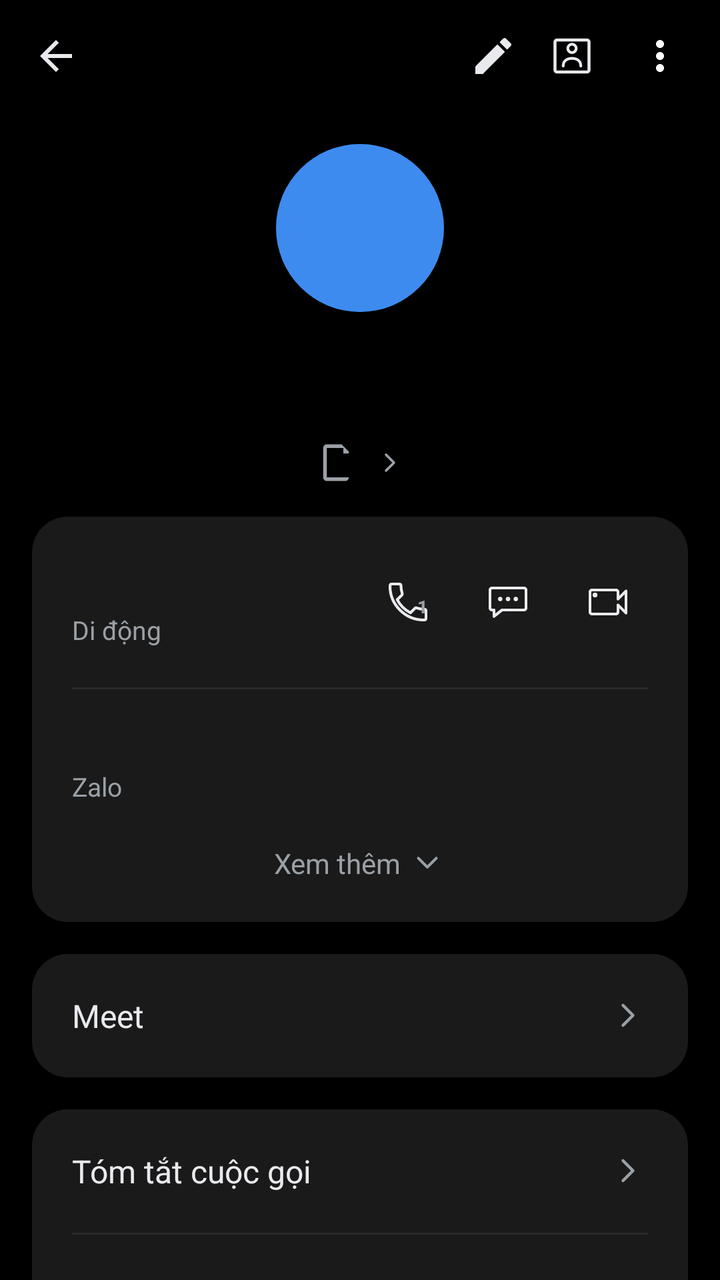
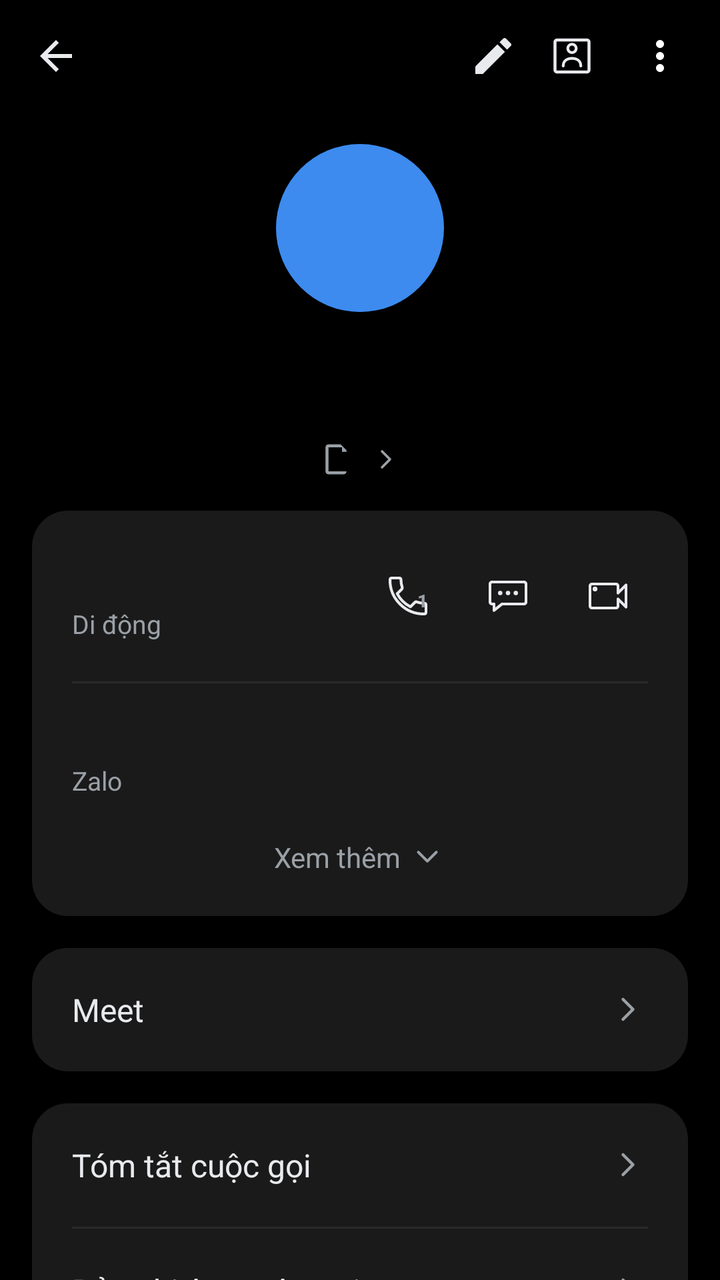

Before-and-after screenshots of an Android layout around one commit, followed by the original layout XML and the change that was made.
<!-- AndroidManifest.xml: application theme Theme.SimpleCall -->
<!-- res/layout/fragment_call_history.xml -->
<?xml version="1.0" encoding="utf-8"?>
<LinearLayout xmlns:android="http://schemas.android.com/apk/res/android"
    xmlns:app="http://schemas.android.com/apk/res-auto"
    android:layout_width="match_parent"
    android:layout_height="match_parent"
    android:orientation="vertical"
    android:background="@color/bg">

    
    <LinearLayout
        android:layout_width="match_parent" android:layout_height="56dp"
        android:orientation="horizontal" android:gravity="center_vertical"
        android:paddingStart="4dp" android:paddingEnd="8dp">

        <ImageButton android:id="@+id/btnBack"
            android:layout_width="48dp" android:layout_height="48dp"
            android:background="@android:color/transparent"
            android:src="@drawable/ic_arrow_back"
            android:contentDescription="Quay lại" />

        <Space android:layout_width="0dp" android:layout_height="1dp" android:layout_weight="1" />

        <ImageButton android:id="@+id/btnEdit"
            android:layout_width="35dp" android:layout_height="35dp"
            android:background="@android:color/transparent"
            android:src="@drawable/ic_edit"
            android:contentDescription="Sửa" />

        <ImageButton android:id="@+id/btnContactCard"
            android:layout_width="44dp" android:layout_height="44dp"
            android:background="@android:color/transparent"
            android:src="@drawable/ic_contact_card"
            android:contentDescription="Thẻ liên hệ" />

        <ImageButton android:id="@+id/btnMore"
            android:layout_width="44dp" android:layout_height="44dp"
            android:background="@android:color/transparent"
            android:src="@drawable/ic_more_vert"
            android:contentDescription="Thêm" />
    </LinearLayout>

    <ScrollView
        android:layout_width="match_parent" android:layout_height="0dp"
        android:layout_weight="1"
        android:clipToPadding="false"
        android:paddingBottom="24dp">

        <LinearLayout
            android:layout_width="match_parent" android:layout_height="wrap_content"
            android:orientation="vertical">

            
            <FrameLayout
                android:layout_width="84dp" android:layout_height="84dp"
                android:layout_gravity="center_horizontal"
                android:layout_marginTop="16dp">

                <TextView android:id="@+id/tvAvatar"
                    android:layout_width="84dp" android:layout_height="84dp"
                    android:layout_gravity="center"
                    android:background="@drawable/bg_avatar_circle"
                    android:gravity="center"
                    android:textSize="58sp" android:textColor="@color/white"
                    android:fontFamily="sans-serif-medium" />

                <ImageView android:id="@+id/ivDefaultAvatar"
                    android:layout_width="84dp" android:layout_height="84dp"
                    android:layout_gravity="center"
                    android:background="@drawable/bg_avatar_default"
                    android:src="@drawable/ic_person"
                    android:scaleType="center"
                    android:padding="21dp"
                    app:tint="@color/white"
                    android:visibility="gone"
                    android:contentDescription="@string/contact_photo" />
            </FrameLayout>

            
            <TextView android:id="@+id/tvTitle"
                android:layout_width="wrap_content" android:layout_height="wrap_content"
                android:layout_gravity="center_horizontal"
                android:layout_marginTop="16dp"
                android:layout_marginStart="32dp" android:layout_marginEnd="32dp"
                android:gravity="center"
                android:textSize="39sp" android:textStyle="bold"
                android:textColor="@color/text_primary"
                android:fontFamily="sans-serif-medium" />

            
            <LinearLayout android:id="@+id/rowSimDefault"
                android:layout_width="wrap_content" android:layout_height="wrap_content"
                android:layout_gravity="center_horizontal"
                android:layout_marginTop="-4dp"
                android:orientation="horizontal" android:gravity="center_vertical"
                android:clickable="true" android:focusable="true">

                <FrameLayout
                    android:layout_width="22dp" android:layout_height="22dp">

                    <ImageView
                        android:layout_width="22dp" android:layout_height="22dp"
                        android:src="@drawable/ic_sim_card"
                        app:tint="@color/text_secondary" />

                    <TextView android:id="@+id/tvSimBadge"
                        android:layout_width="22dp" android:layout_height="22dp"
                        android:gravity="center"
                        android:paddingTop="1dp"
                        android:textSize="11sp" android:textColor="@color/text_secondary" />
                </FrameLayout>

                <TextView android:id="@+id/tvSubtitle"
                    android:layout_width="wrap_content" android:layout_height="wrap_content"
                    android:layout_marginStart="6dp"
                    android:textSize="14sp" android:textColor="@color/text_secondary" />

                <ImageView
                    android:layout_width="16dp" android:layout_height="16dp"
                    android:layout_marginStart="2dp"
                    android:src="@drawable/ic_chevron_right" />
            </LinearLayout>

            
            <LinearLayout
                android:layout_width="match_parent" android:layout_height="wrap_content"
                android:layout_margin="16dp"
                android:orientation="vertical"
                android:background="@drawable/bg_card_rounded"
                android:padding="20dp">

                <LinearLayout
                    android:layout_width="match_parent" android:layout_height="wrap_content"
                    android:orientation="horizontal" android:gravity="center_vertical">

                    <LinearLayout
                        android:layout_width="0dp" android:layout_height="wrap_content"
                        android:layout_weight="1" android:orientation="vertical">

                        <TextView android:id="@+id/tvNumber"
                            android:layout_width="wrap_content" android:layout_height="wrap_content"
                            android:textSize="19sp" android:textColor="@color/text_primary" />

                        <TextView android:id="@+id/tvNumberType"
                            android:layout_width="wrap_content" android:layout_height="wrap_content"
                            android:layout_marginTop="2dp"
                            android:text="@string/number_type_mobile"
                            android:textSize="13sp" android:textColor="@color/text_secondary" />
                    </LinearLayout>

                    
                    <FrameLayout
                        android:layout_width="40dp"
                        android:layout_height="40dp">
                        <ImageButton android:id="@+id/btnCallRow"
                            android:layout_width="match_parent"
                            android:layout_height="match_parent"
                            android:background="@android:color/transparent"
                            android:src="@drawable/ic_call_outline"
                            android:contentDescription="@string/call" />
                        
                        <TextView
                            android:id="@+id/tvCallSimNum"
                            android:layout_width="wrap_content"
                            android:layout_height="wrap_content"
                            android:layout_gravity="top|end"
                            android:layout_marginTop="16dp"
                            android:layout_marginEnd="10dp"
                            android:text="1"
                            android:textSize="9sp"
                            android:textStyle="bold"
                            android:textColor="@color/text_secondary"
                            android:fontFamily="sans-serif-medium" />
                    </FrameLayout>

                    <ImageButton android:id="@+id/btnMessageRow"
                        android:layout_width="40dp" android:layout_height="40dp"
                        android:layout_marginStart="10dp"
                        android:background="@android:color/transparent"
                        android:src="@drawable/ic_message_outline"
                        android:contentDescription="Nhắn tin" />

                    <ImageButton android:id="@+id/btnVideoRow"
                        android:layout_width="40dp" android:layout_height="40dp"
                        android:layout_marginStart="10dp"
                        android:background="@android:color/transparent"
                        android:src="@drawable/ic_video_call_outline"
                        android:contentDescription="Video call" />
                </LinearLayout>

                <View android:id="@+id/divBeforeZalo"
                    android:layout_width="match_parent" android:layout_height="1dp"
                    android:layout_marginTop="20dp" android:layout_marginBottom="16dp"
                    android:background="@color/divider" />

                <LinearLayout android:id="@+id/rowZalo"
                    android:layout_width="match_parent" android:layout_height="wrap_content"
                    android:orientation="vertical"
                    android:clickable="true" android:focusable="true">

                    <TextView android:id="@+id/tvZalo"
                        android:layout_width="wrap_content" android:layout_height="wrap_content"
                        android:textSize="16sp" android:textColor="@color/text_primary" />

                    <TextView
                        android:layout_width="wrap_content" android:layout_height="wrap_content"
                        android:layout_marginTop="2dp"
                        android:text="Zalo"
                        android:textSize="13sp" android:textColor="@color/text_secondary" />
                </LinearLayout>

                <LinearLayout android:id="@+id/rowSeeMore"
                    android:layout_width="match_parent" android:layout_height="wrap_content"
                    android:layout_marginTop="20dp"
                    android:orientation="horizontal" android:gravity="center"
                    android:clickable="true" android:focusable="true">

                    <TextView
                        android:layout_width="wrap_content" android:layout_height="wrap_content"
                        android:text="Xem thêm"
                        android:textSize="14sp" android:textColor="@color/text_secondary" />

                    <ImageView
                        android:layout_width="18dp" android:layout_height="18dp"
                        android:layout_marginStart="4dp"
                        android:src="@drawable/ic_chevron_down" />
                </LinearLayout>
            </LinearLayout>

            
            <LinearLayout android:id="@+id/rowMeet"
                android:layout_width="match_parent" android:layout_height="wrap_content"
                android:layout_marginStart="16dp" android:layout_marginEnd="16dp"
                android:orientation="horizontal" android:gravity="center_vertical"
                android:background="@drawable/bg_card_rounded"
                android:padding="20dp"
                android:clickable="true" android:focusable="true">

                <TextView
                    android:layout_width="0dp" android:layout_height="wrap_content"
                    android:layout_weight="1"
                    android:text="Meet"
                    android:textSize="16sp" android:textColor="@color/text_primary" />

                <ImageView
                    android:layout_width="20dp" android:layout_height="20dp"
                    android:src="@drawable/ic_chevron_right" />
            </LinearLayout>

            
            <LinearLayout
                android:layout_width="match_parent" android:layout_height="wrap_content"
                android:layout_margin="16dp"
                android:orientation="vertical"
                android:background="@drawable/bg_card_rounded">

                <LinearLayout android:id="@+id/rowCallSummary"
                    android:layout_width="match_parent" android:layout_height="wrap_content"
                    android:orientation="horizontal" android:gravity="center_vertical"
                    android:padding="20dp"
                    android:clickable="true" android:focusable="true">

                    <TextView
                        android:layout_width="0dp" android:layout_height="wrap_content"
                        android:layout_weight="1"
                        android:text="Tóm tắt cuộc gọi"
                        android:textSize="16sp" android:textColor="@color/text_primary" />

                    <ImageView
                        android:layout_width="20dp" android:layout_height="20dp"
                        android:src="@drawable/ic_chevron_right" />
                </LinearLayout>

                <View
                    android:layout_width="match_parent" android:layout_height="1dp"
                    android:layout_marginStart="20dp" android:layout_marginEnd="20dp"
                    android:background="@color/divider" />

                <LinearLayout android:id="@+id/rowCallRecording"
                    android:layout_width="match_parent" android:layout_height="wrap_content"
                    android:orientation="horizontal" android:gravity="center_vertical"
                    android:padding="20dp"
                    android:clickable="true" android:focusable="true">

                    <TextView
                        android:layout_width="0dp" android:layout_height="wrap_content"
                        android:layout_weight="1"
                        android:text="Bản ghi âm cuộc gọi"
                        android:textSize="16sp" android:textColor="@color/text_primary" />

                    <ImageView
                        android:layout_width="20dp" android:layout_height="20dp"
                        android:src="@drawable/ic_chevron_right" />
                </LinearLayout>
            </LinearLayout>

            
            <LinearLayout android:id="@+id/cardAddContact"
                android:layout_width="match_parent" android:layout_height="wrap_content"
                android:layout_margin="16dp"
                android:orientation="vertical"
                android:background="@drawable/bg_card_rounded"
                android:visibility="gone">

                <LinearLayout android:id="@+id/rowCreateContact"
                    android:layout_width="match_parent" android:layout_height="wrap_content"
                    android:orientation="horizontal" android:gravity="center_vertical"
                    android:padding="20dp"
                    android:clickable="true" android:focusable="true">

                    <TextView
                        android:layout_width="0dp" android:layout_height="wrap_content"
                        android:layout_weight="1"
                        android:text="Tạo liên hệ mới"
                        android:textSize="16sp" android:textColor="@color/text_primary" />

                    <ImageView
                        android:layout_width="20dp" android:layout_height="20dp"
                        android:src="@drawable/ic_chevron_right" />
                </LinearLayout>

                <View
                    android:layout_width="match_parent" android:layout_height="1dp"
                    android:layout_marginStart="20dp" android:layout_marginEnd="20dp"
                    android:background="@color/divider" />

                <LinearLayout android:id="@+id/rowAddExisting"
                    android:layout_width="match_parent" android:layout_height="wrap_content"
                    android:orientation="horizontal" android:gravity="center_vertical"
                    android:padding="20dp"
                    android:clickable="true" android:focusable="true">

                    <TextView
                        android:layout_width="0dp" android:layout_height="wrap_content"
                        android:layout_weight="1"
                        android:text="Thêm vào liên lạc hiện có"
                        android:textSize="16sp" android:textColor="@color/text_primary" />

                    <ImageView
                        android:layout_width="20dp" android:layout_height="20dp"
                        android:src="@drawable/ic_chevron_right" />
                </LinearLayout>
            </LinearLayout>

            
            <LinearLayout
                android:layout_width="match_parent" android:layout_height="wrap_content"
                android:layout_marginStart="20dp" android:layout_marginEnd="12dp"
                android:layout_marginTop="8dp"
                android:orientation="horizontal" android:gravity="center_vertical">

                <TextView
                    android:layout_width="0dp" android:layout_height="wrap_content"
                    android:layout_weight="1"
                    android:text="Nhật ký cuộc gọi"
                    android:textSize="15sp" android:textColor="@color/text_secondary" />

                <TextView android:id="@+id/btnClearLog"
                    android:layout_width="wrap_content" android:layout_height="wrap_content"
                    android:text="Xóa"
                    android:textSize="15sp" android:textColor="@color/accent_blue"
                    android:padding="8dp"
                    android:clickable="true" android:focusable="true" />
            </LinearLayout>

            
            <LinearLayout android:id="@+id/llHistoryEntries"
                android:layout_width="match_parent" android:layout_height="wrap_content"
                android:layout_margin="16dp"
                android:orientation="vertical"
                android:background="@drawable/bg_card_rounded" />

        </LinearLayout>
    </ScrollView>
</LinearLayout>
<!-- resources referenced by this layout -->
<resources>
  <color name="accent_blue">#1A73E8</color>
  <color name="bg">#000000</color>
  <color name="divider">#2A2A2A</color>
  <color name="text_primary">#E8EAED</color>
  <color name="text_secondary">#9AA0A6</color>
  <color name="white">#FFFFFF</color>
  <!-- drawable bg_avatar_circle (drawable) -->
  <?xml version="1.0" encoding="utf-8"?>
  <shape xmlns:android="http://schemas.android.com/apk/res/android"
      android:shape="oval">
      <solid android:color="@color/avatar_purple" />
  </shape>
  <!-- drawable bg_avatar_default (drawable) -->
  <?xml version="1.0" encoding="utf-8"?>
  <shape xmlns:android="http://schemas.android.com/apk/res/android"
      android:shape="oval">
      <solid android:color="@color/accent_blue" />
  </shape>
  <!-- drawable bg_card_rounded (drawable) -->
  <?xml version="1.0" encoding="utf-8"?>
  <shape xmlns:android="http://schemas.android.com/apk/res/android"
      android:shape="rectangle">
      <solid android:color="@color/detail_card_bg" />
      <corners android:radius="18dp" />
  </shape>
  <!-- drawable ic_arrow_back (drawable) -->
  <?xml version="1.0" encoding="utf-8"?>
  <vector xmlns:android="http://schemas.android.com/apk/res/android"
      android:width="24dp" android:height="24dp"
      android:viewportWidth="24" android:viewportHeight="24">
      
      <path android:fillColor="@color/text_primary"
          android:pathData="M20,11H7.83l5.59-5.59L12,4l-8,8 8,8 1.41-1.41L7.83,13H20v-2z"/>
  </vector>
  <!-- drawable ic_edit (drawable) -->
  <?xml version="1.0" encoding="utf-8"?>
  <vector xmlns:android="http://schemas.android.com/apk/res/android"
      android:width="24dp" android:height="24dp"
      android:viewportWidth="24" android:viewportHeight="24">
      <path android:fillColor="@color/text_primary"
          android:pathData="M3,17.25V21h3.75L17.81,9.94l-3.75,-3.75L3,17.25zM20.71,7.04c0.39,-0.39 0.39,-1.02 0,-1.41l-2.34,-2.34c-0.39,-0.39 -1.02,-0.39 -1.41,0l-1.83,1.83 3.75,3.75 1.83,-1.83z"/>
  </vector>
  <!-- drawable ic_more_vert (drawable) -->
  <?xml version="1.0" encoding="utf-8"?>
  <vector xmlns:android="http://schemas.android.com/apk/res/android"
      android:width="24dp" android:height="24dp"
      android:viewportWidth="24" android:viewportHeight="24">
      <path android:fillColor="#FFFFFF"
          android:pathData="M12,8c1.1,0 2,-0.9 2,-2s-0.9,-2 -2,-2 -2,0.9 -2,2 0.9,2 2,2zM12,10c-1.1,0 -2,0.9 -2,2s0.9,2 2,2 2,-0.9 2,-2 -0.9,-2 -2,-2zM12,16c-1.1,0 -2,0.9 -2,2s0.9,2 2,2 2,-0.9 2,-2 -0.9,-2 -2,-2z"/>
  </vector>
  <!-- drawable ic_person (drawable) -->
  <?xml version="1.0" encoding="utf-8"?>
  <vector xmlns:android="http://schemas.android.com/apk/res/android"
      android:width="24dp" android:height="24dp"
      android:viewportWidth="24" android:viewportHeight="24">
      <path android:fillColor="#FFFFFFFF"
          android:pathData="M12,12c2.21,0 4,-1.79 4,-4s-1.79,-4 -4,-4 -4,1.79 -4,4 1.79,4 4,4zM12,14c-2.67,0 -8,1.34 -8,4v2h16v-2c0,-2.66 -5.33,-4 -8,-4z"/>
  </vector>
  <!-- drawable ic_sim_card (drawable) -->
  <?xml version="1.0" encoding="utf-8"?>
  <vector xmlns:android="http://schemas.android.com/apk/res/android"
      android:width="24dp" android:height="24dp"
      android:viewportWidth="24" android:viewportHeight="24">
      <path android:fillColor="#FFFFFF"
          android:pathData="M17,2H7C5.9,2 5,2.9 5,4v16c0,1.1 0.9,2 2,2h10c1.1,0 2,-0.9 2,-2V6l-4,-4zM17,20H7V4h9v3h3v13z"/>
  </vector>
  <string name="call">Gọi</string>
  <string name="contact_photo">Ảnh liên hệ</string>
  <string name="number_type_mobile">Di động</string>
  <color name="avatar_purple">#3D8BEF</color>
  <color name="detail_card_bg">#1A1A1A</color>
  <color name="primary">#1E8E3E</color>
  <color name="primary_dark">#137333</color>
  <!-- unchanged entries left out for length: 7 -->
</resources>

<!-- the commit's change to res/layout/fragment_call_history.xml (unified diff, before → after) -->
@@ -95,18 +95,18 @@
                 android:clickable="true" android:focusable="true">
 
                 <FrameLayout
-                    android:layout_width="22dp" android:layout_height="22dp">
-
-                    <ImageView
-                        android:layout_width="22dp" android:layout_height="22dp"
+                    android:layout_width="18dp" android:layout_height="18dp">
+
+                    <ImageView
+                        android:layout_width="18dp" android:layout_height="18dp"
                         android:src="@drawable/ic_sim_card"
                         app:tint="@color/text_secondary" />
 
                     <TextView android:id="@+id/tvSimBadge"
-                        android:layout_width="22dp" android:layout_height="22dp"
+                        android:layout_width="18dp" android:layout_height="18dp"
                         android:gravity="center"
-                        android:paddingTop="1dp"
-                        android:textSize="11sp" android:textColor="@color/text_secondary" />
+                        android:paddingTop="0dp"
+                        android:textSize="8sp" android:textColor="@color/text_secondary" />
                 </FrameLayout>
 
                 <TextView android:id="@+id/tvSubtitle"
